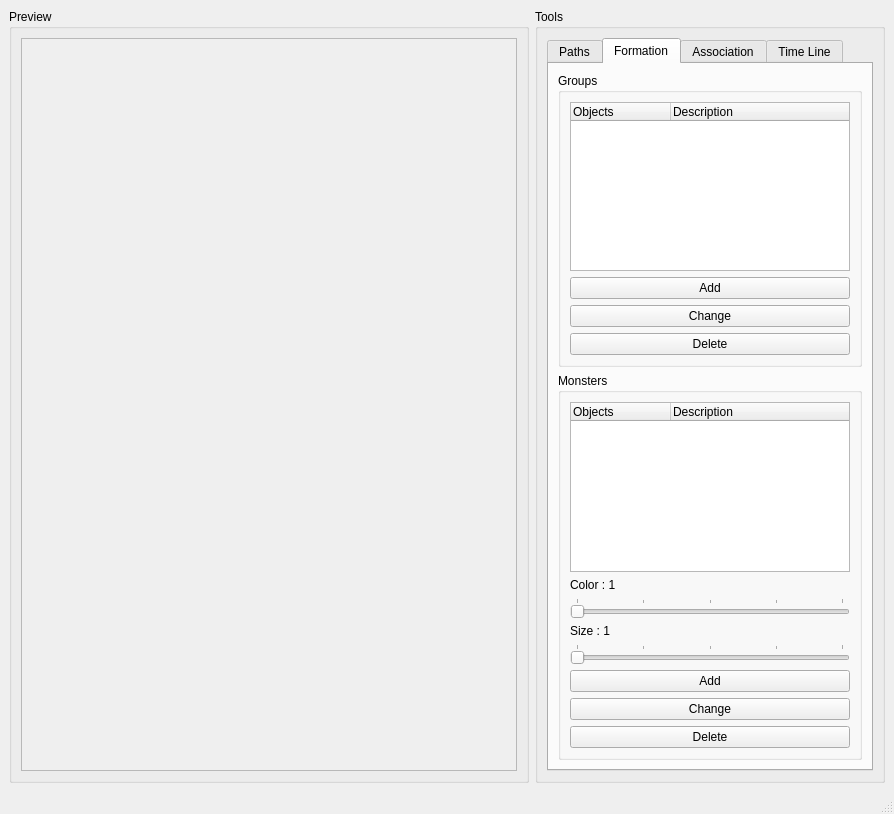
Above: Formation Editor/src/FormationEditor.ui from markdoerr/ntssp before the change. Below: the same form after it.
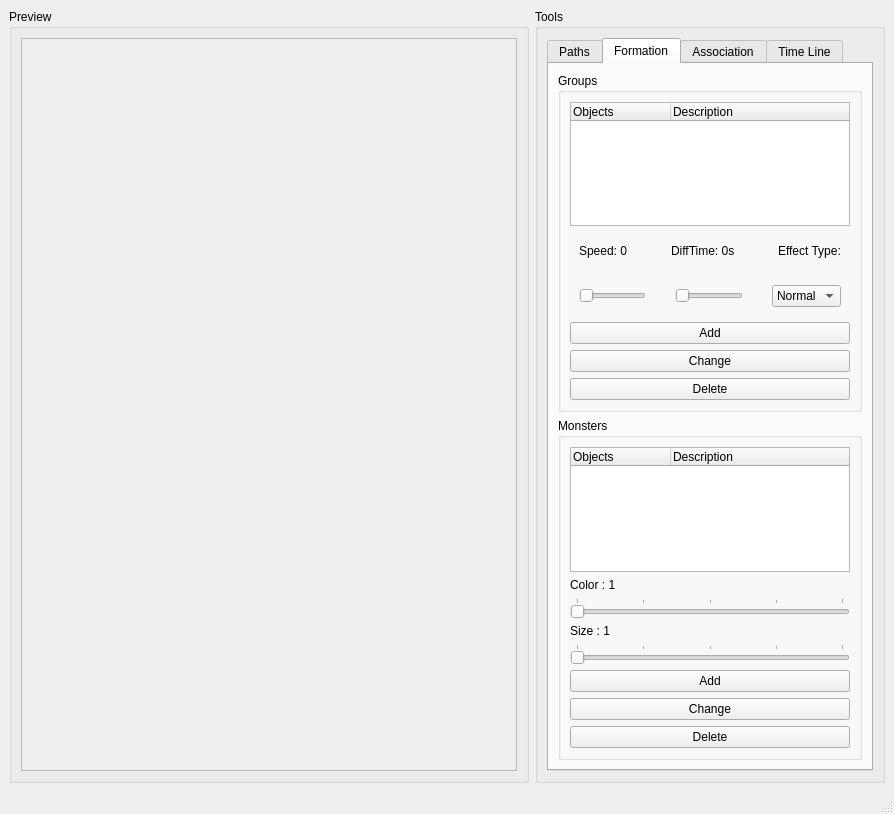
That is the form after the change. The open tabs and pages were chosen to show the change.

```diff
--- a/Formation Editor/src/FormationEditor.ui
+++ b/Formation Editor/src/FormationEditor.ui
@@ -95,53 +95,6 @@
                 </property>
                </widget>
               </item>
-              <item>
-               <widget class="QLabel" name="label_3" >
-                <property name="maximumSize" >
-                 <size>
-                  <width>16777215</width>
-                  <height>20</height>
-                 </size>
-                </property>
-                <property name="text" >
-                 <string>Effect Style</string>
-                </property>
-               </widget>
-              </item>
-              <item>
-               <widget class="QComboBox" name="Path_EffectStyle" >
-                <item>
-                 <property name="text" >
-                  <string>Normal</string>
-                 </property>
-                </item>
-                <item>
-                 <property name="text" >
-                  <string>Fixed</string>
-                 </property>
-                </item>
-                <item>
-                 <property name="text" >
-                  <string>Circle</string>
-                 </property>
-                </item>
-                <item>
-                 <property name="text" >
-                  <string>Switch</string>
-                 </property>
-                </item>
-                <item>
-                 <property name="text" >
-                  <string>Rotate</string>
-                 </property>
-                </item>
-                <item>
-                 <property name="text" >
-                  <string>Arc</string>
-                 </property>
-                </item>
-               </widget>
-              </item>
              </layout>
             </widget>
            </item>
@@ -190,13 +143,13 @@
           <attribute name="title" >
            <string>Formation</string>
           </attribute>
-          <layout class="QVBoxLayout" name="verticalLayout_3" >
+          <layout class="QVBoxLayout" name="verticalLayout_8" >
            <item>
             <widget class="QGroupBox" name="Formation_GroupsGroup" >
              <property name="title" >
               <string>Groups</string>
              </property>
-             <layout class="QVBoxLayout" >
+             <layout class="QVBoxLayout" name="verticalLayout_3" >
               <item>
                <widget class="QTreeWidget" name="Formation_GroupsList" >
                 <column>
@@ -211,6 +164,151 @@
                 </column>
                </widget>
               </item>
+              <item>
+               <widget class="QWidget" native="1" name="widget_2" >
+                <layout class="QHBoxLayout" name="horizontalLayout_2" >
+                 <item>
+                  <widget class="QLabel" name="Formation_GroupSpeedLabel" >
+                   <property name="text" >
+                    <string>Speed: 0</string>
+                   </property>
+                  </widget>
+                 </item>
+                 <item>
+                  <spacer name="horizontalSpacer_3" >
+                   <property name="orientation" >
+                    <enum>Qt::Horizontal</enum>
+                   </property>
+                   <property name="sizeHint" stdset="0" >
+                    <size>
+                     <width>40</width>
+                     <height>20</height>
+                    </size>
+                   </property>
+                  </spacer>
+                 </item>
+                 <item>
+                  <widget class="QLabel" name="Formation_GroupDiffTimeLabel" >
+                   <property name="text" >
+                    <string>DiffTime: 0s</string>
+                   </property>
+                  </widget>
+                 </item>
+                 <item>
+                  <spacer name="horizontalSpacer_4" >
+                   <property name="orientation" >
+                    <enum>Qt::Horizontal</enum>
+                   </property>
+                   <property name="sizeHint" stdset="0" >
+                    <size>
+                     <width>40</width>
+                     <height>20</height>
+                    </size>
+                   </property>
+                  </spacer>
+                 </item>
+                 <item>
+                  <widget class="QLabel" name="label_3" >
+                   <property name="text" >
+                    <string>Effect Type:</string>
+                   </property>
+                  </widget>
+                 </item>
+                </layout>
+               </widget>
+              </item>
+              <item>
+               <widget class="QWidget" native="1" name="widget" >
+                <layout class="QHBoxLayout" name="horizontalLayout" >
+                 <item>
+                  <widget class="QSlider" name="Formation_GroupSpeed" >
+                   <property name="minimum" >
+                    <number>1</number>
+                   </property>
+                   <property name="maximum" >
+                    <number>100</number>
+                   </property>
+                   <property name="orientation" >
+                    <enum>Qt::Horizontal</enum>
+                   </property>
+                  </widget>
+                 </item>
+                 <item>
+                  <spacer name="horizontalSpacer" >
+                   <property name="orientation" >
+                    <enum>Qt::Horizontal</enum>
+                   </property>
+                   <property name="sizeHint" stdset="0" >
+                    <size>
+                     <width>40</width>
+                     <height>20</height>
+                    </size>
+                   </property>
+                  </spacer>
+                 </item>
+                 <item>
+                  <widget class="QSlider" name="Formation_GroupDiffTime" >
+                   <property name="minimum" >
+                    <number>1</number>
+                   </property>
+                   <property name="maximum" >
+                    <number>100</number>
+                   </property>
+                   <property name="orientation" >
+                    <enum>Qt::Horizontal</enum>
+                   </property>
+                  </widget>
+                 </item>
+                 <item>
+                  <spacer name="horizontalSpacer_2" >
+                   <property name="orientation" >
+                    <enum>Qt::Horizontal</enum>
+                   </property>
+                   <property name="sizeHint" stdset="0" >
+                    <size>
+                     <width>40</width>
+                     <height>20</height>
+                    </size>
+                   </property>
+                  </spacer>
+                 </item>
+                 <item>
+                  <widget class="QComboBox" name="Formation_GroupEffectStyle" >
+                   <item>
+                    <property name="text" >
+                     <string>Normal</string>
+                    </property>
+                   </item>
+                   <item>
+                    <property name="text" >
+                     <string>Fixed</string>
+                    </property>
+                   </item>
+                   <item>
+                    <property name="text" >
+                     <string>Circle</string>
+                    </property>
+                   </item>
+                   <item>
+                    <property name="text" >
+                     <string>Switch</string>
+                    </property>
+                   </item>
+                   <item>
+                    <property name="text" >
+                     <string>Rotate</string>
+                    </property>
+                   </item>
+                   <item>
+                    <property name="text" >
+                     <string>Arc</string>
+                    </property>
+                   </item>
+                  </widget>
+                 </item>
+                </layout>
+               </widget>
+              </item>
               <item>
                <widget class="QPushButton" name="Groups_Add" >
                 <property name="text" >
```
Left out of the diff: 2 changed lines with no effect on the pictures.
